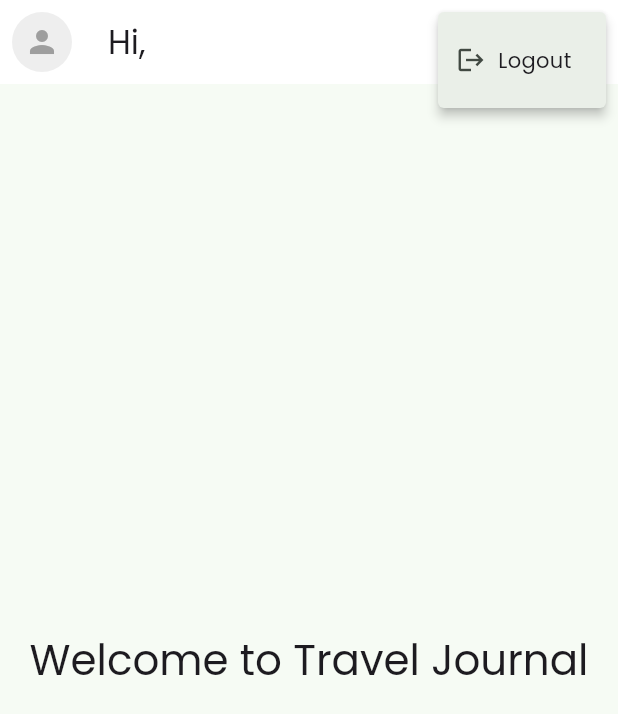
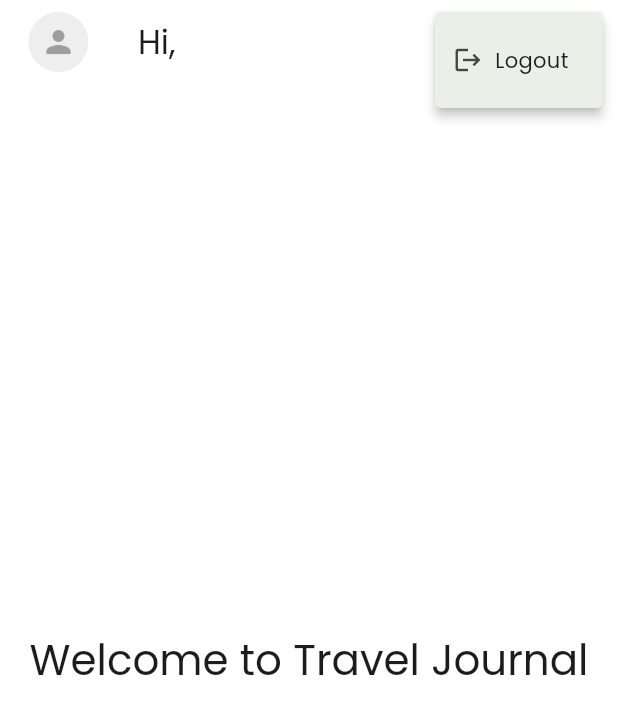
Before and after one commit to kucingliaw/traveljournal, a Flutter app: the screen it shows once a user with an empty profile is signed in, after a tap on the "menu" icon, on a phone screen of 412 x 824 dp. Shown: the top 714 px of the screen. Run offline on Flutter 3.47's test engine with Material 3 defaults, Android fonts, the phone set to English and light mode, and no system bars; our stand-ins replace google_fonts, supabase_flutter; accounts and stored records are empty; network calls fail.

```diff
--- /dev/null
+++ b/lib/models/journal.dart
@@ -0,0 +1,55 @@
+class Journal {
+  final String id;
+  final String userId;
+  final String title;
+  final String content;
+  final String? locationName;
+  final double? latitude;
+  final double? longitude;
+  final String? imageUrl;
+  final DateTime createdAt;
+  final DateTime updatedAt;
+
+  Journal({
+    required this.id,
+    required this.userId,
+    required this.title,
+    required this.content,
+    this.locationName,
+    this.latitude,
+    this.longitude,
+    this.imageUrl,
+    required this.createdAt,
+    required this.updatedAt,
+  });
+
+  factory Journal.fromJson(Map<String, dynamic> json) {
+    return Journal(
+      id: json['id'],
+      userId: json['user_id'],
+      title: json['title'],
+      content: json['content'],
+      locationName: json['location_name'],
+      latitude: json['latitude']?.toDouble(),
+      longitude: json['longitude']?.toDouble(),
+      imageUrl: json['image_url'],
+      createdAt: DateTime.parse(json['created_at']),
+      updatedAt: DateTime.parse(json['updated_at']),
+    );
+  }
+
+  Map<String, dynamic> toJson() {
+    return {
+      'id': id,
+      'user_id': userId,
+      'title': title,
+      'content': content,
+      'location_name': locationName,
+      'latitude': latitude,
+      'longitude': longitude,
+      'image_url': imageUrl,
+      'created_at': createdAt.toIso8601String(),
+      'updated_at': updatedAt.toIso8601String(),
+    };
+  }
+}
--- a/lib/screen/homescreen.dart
+++ b/lib/screen/homescreen.dart
@@ -1,6 +1,6 @@
 import 'package:flutter/material.dart';
 import 'package:traveljournal/auth/auth_service.dart';
-import 'package:traveljournal/screen/login_screen.dart';
+import 'package:traveljournal/widgets/custom_app_bar.dart';
 
 class HomeScreen extends StatefulWidget {
   const HomeScreen({super.key});
@@ -28,74 +28,18 @@ class _HomeScreenState extends State<HomeScreen> {
     }
   }
 
-  void _handleLogout() async {
-    try {
-      await _authService.signOut();
-      if (mounted) {
-        Navigator.of(context).pushAndRemoveUntil(
-          MaterialPageRoute(builder: (context) => const LoginScreen()),
-          (route) => false,
-        );
-      }
-    } catch (e) {
-      if (mounted) {
-        ScaffoldMessenger.of(context).showSnackBar(
-          SnackBar(
-            content: Text('Error logging out: $e'),
-            backgroundColor: Colors.red,
-          ),
-        );
-      }
-    }
-  }
-
   @override
   Widget build(BuildContext context) {
     return Scaffold(
-      appBar: AppBar(
-        backgroundColor: Colors.white,
-        elevation: 0,
-        leading: Padding(
-          padding: const EdgeInsets.all(8.0),
-          child: CircleAvatar(
-            backgroundColor: Colors.grey[200],
-            child: const Icon(Icons.person, color: Colors.grey),
+      backgroundColor: Colors.white,
+      appBar: CustomAppBar(userEmail: _userEmail, authService: _authService),
+      body: Padding(
+        padding: const EdgeInsets.symmetric(horizontal: 10.0),
+        child: Center(
+          child: Text(
+            'Welcome to Travel Journal',
+            style: Theme.of(context).textTheme.headlineMedium,
           ),
-        ),
-        title: Text(
-          'Hi, ${_userEmail.split('@')[0]}',
-          style: Theme.of(context).textTheme.titleLarge,
-        ),
-        actions: [
-          PopupMenuButton<String>(
-            icon: const Icon(Icons.menu),
-            onSelected: (value) {
-              if (value == 'logout') {
-                _handleLogout();
-              }
-            },
-            itemBuilder: (BuildContext context) => [
-              PopupMenuItem<String>(
-                value: 'logout',
-                child: Row(
-                  children: [
-                    const Icon(Icons.logout, size: 20),
-                    const SizedBox(width: 8),
-                    Text(
-                      'Logout',
-                      style: Theme.of(context).textTheme.bodyMedium,
-                    ),
-                  ],
-                ),
-              ),
-            ],
-          ),
-        ],
-      ),
-      body: Center(
-        child: Text(
-          'Welcome to Travel Journal',
-          style: Theme.of(context).textTheme.headlineMedium,
         ),
       ),
     );
--- /dev/null
+++ b/lib/widgets/custom_app_bar.dart
@@ -0,0 +1,89 @@
+import 'package:flutter/material.dart';
+import 'package:traveljournal/screen/login_screen.dart';
+import 'package:traveljournal/auth/auth_service.dart';
+
+class CustomAppBar extends StatelessWidget implements PreferredSizeWidget {
+  final String userEmail;
+  final AuthService authService;
+
+  const CustomAppBar({
+    super.key,
+    required this.userEmail,
+    required this.authService,
+  });
+
+  void _handleLogout(BuildContext context) async {
+    try {
+      await authService.signOut();
+      if (context.mounted) {
+        Navigator.of(context).pushAndRemoveUntil(
+          MaterialPageRoute(builder: (context) => const LoginScreen()),
+          (route) => false,
+        );
+      }
+    } catch (e) {
+      if (context.mounted) {
+        ScaffoldMessenger.of(context).showSnackBar(
+          SnackBar(
+            content: Text('Error logging out: $e'),
+            backgroundColor: Colors.red,
+          ),
+        );
+      }
+    }
+  }
+
+  @override
+  Widget build(BuildContext context) {
+    return AppBar(
+      backgroundColor: Colors.white,
+      elevation: 0,
+      leadingWidth: 68,
+      leading: Padding(
+        padding: const EdgeInsets.only(left: 10.0, top: 8.0, bottom: 8.0),
+        child: CircleAvatar(
+          backgroundColor: Colors.grey[200],
+          child: const Icon(Icons.person, color: Colors.grey),
+        ),
+      ),
+      title: Padding(
+        padding: const EdgeInsets.only(left: 8.0),
+        child: Text(
+          'Hi, ${userEmail.split('@')[0]}',
+          style: Theme.of(context).textTheme.titleLarge,
+        ),
+      ),
+      actions: [
+        Padding(
+          padding: const EdgeInsets.only(right: 10.0),
+          child: PopupMenuButton<String>(
+            icon: const Icon(Icons.menu),
+            onSelected: (value) {
+              if (value == 'logout') {
+                _handleLogout(context);
+              }
+            },
+            itemBuilder: (BuildContext context) => [
+              PopupMenuItem<String>(
+                value: 'logout',
+                child: Row(
+                  children: [
+                    const Icon(Icons.logout, size: 20),
+                    const SizedBox(width: 8),
+                    Text(
+                      'Logout',
+                      style: Theme.of(context).textTheme.bodyMedium,
+                    ),
+                  ],
+                ),
+              ),
+            ],
+          ),
+        ),
+      ],
+    );
+  }
+
+  @override
+  Size get preferredSize => const Size.fromHeight(kToolbarHeight);
+}
```
Also changed, not shown: lib/services/journal_service.dart (added, +121 -0 lines).
